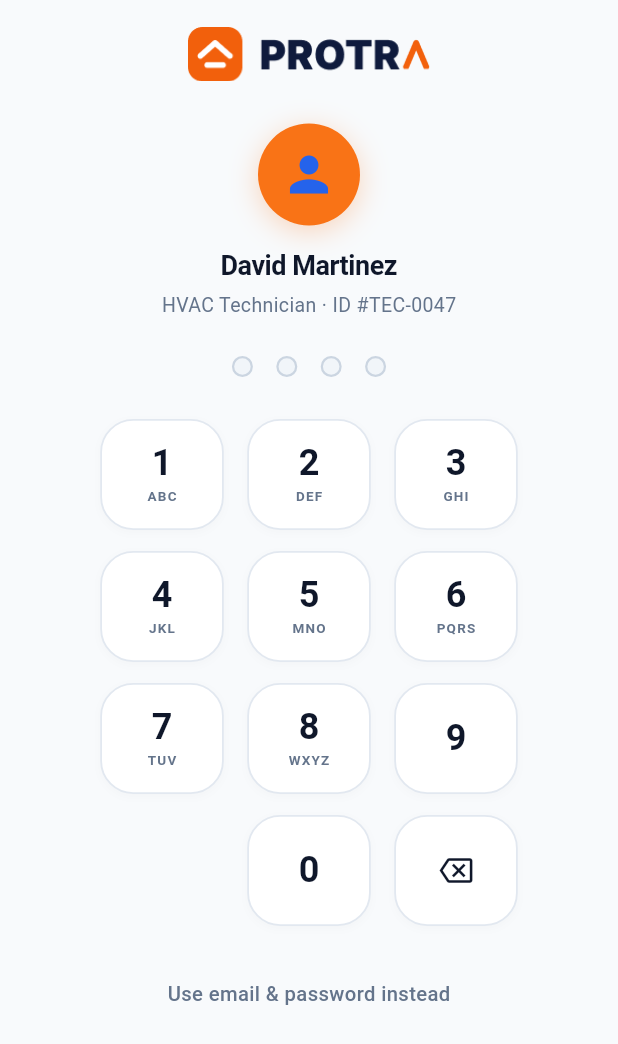
After one commit to Hasanuzzamanabir/texafroast, a Flutter app: the LoginScreen screen opened by its route, after a tap on "Sign in with PIN", on a phone screen of 412 x 824 dp. The commit adds this screen. Shown: the top 1044 px of the screen. Run offline on Flutter 3.47's test engine with Material 3 defaults, Android fonts, the phone set to English and light mode, and no system bars; our stand-ins replace flutter_screenutil, image_picker, signature.

Commit message:
feat(auth): add PIN screen, keypad widget, and view model
Add pin_screen, pin_keypad_widget, pin_view_model, wire routes in
app_routes, update login_screen, and replace app logo asset.

```diff
--- a/lib/features/auth/view_models/pin_view_model.dart
+++ b/lib/features/auth/view_models/pin_view_model.dart
@@ -0,0 +1,49 @@
+import 'package:flutter/material.dart';
+
+class PinViewModel extends ChangeNotifier {
+  String _pin = '';
+  bool _isLoading = false;
+  String? _errorMessage;
+
+  String get pin => _pin;
+  int get pinLength => _pin.length;
+  bool get isLoading => _isLoading;
+  String? get errorMessage => _errorMessage;
+  bool get isComplete => _pin.length == 4;
+
+  void addDigit(String digit) {
+    if (_pin.length < 4 && !_isLoading) {
+      _pin += digit;
+      _errorMessage = null;
+      notifyListeners();
+    }
+  }
+
+  void deleteDigit() {
+    if (_pin.isNotEmpty && !_isLoading) {
+      _pin = _pin.substring(0, _pin.length - 1);
+      _errorMessage = null;
+      notifyListeners();
+    }
+  }
+
+  void clear() {
+    _pin = '';
+    _errorMessage = null;
+    notifyListeners();
+  }
+
+  Future<bool> verifyPin() async {
+    if (_pin.length != 4) return false;
+
+    _isLoading = true;
+    notifyListeners();
+
+    // Simulated PIN verification delay
+    await Future.delayed(const Duration(milliseconds: 600));
+
+    _isLoading = false;
+    notifyListeners();
+    return true;
+  }
+}
--- a/lib/features/auth/views/screens/login_screen.dart
+++ b/lib/features/auth/views/screens/login_screen.dart
@@ -177,15 +177,12 @@ class _LoginScreenState extends State<LoginScreen> {
                 onTap: () async {
                   if (authProvider.isLoading) return;
                   final success = await context.read<AuthProvider>().login(
-                        _emailController.text,
-                        _passwordController.text,
-                      );
-                if (success && context.mounted) {
-  Navigator.pushReplacementNamed(
-    context,
-    AppRoutes.home,
-  );
-}
+                    _emailController.text,
+                    _passwordController.text,
+                  );
+                  if (success && context.mounted) {
+                    Navigator.pushReplacementNamed(context, AppRoutes.home);
+                  }
                 },
               ),
               SizedBox(height: 24.h),
@@ -194,10 +191,7 @@ class _LoginScreenState extends State<LoginScreen> {
               Row(
                 children: [
                   const Expanded(
-                    child: Divider(
-                      color: AppColors.inputBorder,
-                      thickness: 1,
-                    ),
+                    child: Divider(color: AppColors.inputBorder, thickness: 1),
                   ),
                   Padding(
                     padding: EdgeInsets.symmetric(horizontal: 12.w),
@@ -210,16 +204,35 @@ class _LoginScreenState extends State<LoginScreen> {
                     ),
                   ),
                   const Expanded(
-                    child: Divider(
-                      color: AppColors.inputBorder,
-                      thickness: 1,
-                    ),
+                    child: Divider(color: AppColors.inputBorder, thickness: 1),
                   ),
                 ],
               ),
               SizedBox(height: 24.h),
 
-
+              InkWell(
+                onTap: () {
+                  Navigator.pushNamed(context, AppRoutes.pin);
+                },
+                child: Container(
+                  padding: .all(16.r),
+                  decoration: BoxDecoration(
+                    border: .all(color: AppColors.inputBorder),
+                    borderRadius: .circular(16.r),
+                  ),
+                  child: Row(
+                    mainAxisAlignment: .center,
+                    children: [
+                      Icon(Icons.pin_outlined, size: 22.r),
+                      SizedBox(width: 10.w),
+                      Text(
+                        'Sign in with PIN',
+                        style: TextStyle(fontSize: 15.sp, fontWeight: .w600),
+                      ),
+                    ],
+                  ),
+                ),
+              ),
 
               SizedBox(height: 48.h),
 
--- /dev/null
+++ b/lib/features/auth/views/screens/pin_screen.dart
@@ -0,0 +1,202 @@
+import 'package:flutter/material.dart';
+import 'package:flutter_screenutil/flutter_screenutil.dart';
+import 'package:texafrost/core/constants/app_colors.dart';
+import 'package:texafrost/core/constants/imagepath.dart';
+import 'package:texafrost/features/auth/views/widgets/pin_keypad_widget.dart';
+import 'package:texafrost/routes/app_routes.dart';
+
+class PinScreen extends StatefulWidget {
+  const PinScreen({super.key});
+
+  @override
+  State<PinScreen> createState() => _PinScreenState();
+}
+
+class _PinScreenState extends State<PinScreen> {
+  String _pin = '';
+  bool _isLoading = false;
+
+  void _onKeyPressed(String digit) {
+    if (_pin.length < 4 && !_isLoading) {
+      setState(() {
+        _pin += digit;
+      });
+
+      if (_pin.length == 4) {
+        _handlePinComplete();
+      }
+    }
+  }
+
+  void _onBackspace() {
+    if (_pin.isNotEmpty && !_isLoading) {
+      setState(() {
+        _pin = _pin.substring(0, _pin.length - 1);
+      });
+    }
+  }
+
+  Future<void> _handlePinComplete() async {
+    setState(() {
+      _isLoading = true;
+    });
+
+    // Verification simulation
+    await Future.delayed(const Duration(milliseconds: 500));
+
+    if (mounted) {
+      setState(() {
+        _isLoading = false;
+      });
+      Navigator.pushReplacementNamed(context, AppRoutes.home);
+    }
+  }
+
+  @override
+  Widget build(BuildContext context) {
+    return Scaffold(
+      backgroundColor: AppColors.background,
+      body: SafeArea(
+        child: SingleChildScrollView(
+          physics: const BouncingScrollPhysics(),
+          padding: EdgeInsets.symmetric(horizontal: 24.w),
+          child: Column(
+            crossAxisAlignment: CrossAxisAlignment.center,
+            children: [
+              SizedBox(height: 18.h),
+
+              // PROTRA Brand Logo (Centered)
+              Image.asset(
+                ImagePath.appLogoImage,
+                width: 145.w,
+                fit: BoxFit.contain,
+              ),
+
+              SizedBox(height: 28.h),
+
+              // Technician Profile Avatar
+              Container(
+                width: 68.r,
+                height: 68.r,
+                decoration: BoxDecoration(
+                  color: AppColors.orangeStart,
+                  shape: BoxShape.circle,
+                  boxShadow: [
+                    BoxShadow(
+                      color: AppColors.orangeStart.withValues(alpha: 0.28),
+                      blurRadius: 16,
+                      offset: const Offset(0, 4),
+                    ),
+                  ],
+                ),
+                child: Center(
+                  child: Icon(
+                    Icons.person,
+                    size: 38.sp,
+                    color: const Color(0xFF2563EB), // Blue person silhouette
+                  ),
+                ),
+              ),
+
+              SizedBox(height: 14.h),
+
+              // Technician Name
+              Text(
+                'David Martinez',
+                style: TextStyle(
+                  color: AppColors.textPrimary,
+                  fontSize: 18.sp,
+                  fontWeight: FontWeight.w700,
+                  letterSpacing: -0.3,
+                ),
+              ),
+
+              SizedBox(height: 4.h),
+
+              // Role & ID
+              Text(
+                'HVAC Technician · ID #TEC-0047',
+                style: TextStyle(
+                  color: AppColors.textSecondary,
+                  fontSize: 13.sp,
+                  fontWeight: FontWeight.w400,
+                ),
+              ),
+
+              SizedBox(height: 24.h),
+
+              // 4 PIN Dots Indicator
+              Row(
+                mainAxisAlignment: MainAxisAlignment.center,
+                children: List.generate(4, (index) {
+                  final isFilled = index < _pin.length;
+                  return AnimatedContainer(
+                    duration: const Duration(milliseconds: 200),
+                    margin: EdgeInsets.symmetric(horizontal: 7.w),
+                    width: 14.r,
+                    height: 14.r,
+                    decoration: BoxDecoration(
+                      shape: BoxShape.circle,
+                      color: isFilled
+                          ? AppColors.orangeStart
+                          : const Color(0xFFF1F5F9),
+                      border: Border.all(
+                        color: isFilled
+                            ? AppColors.orangeStart
+                            : const Color(0xFFCBD5E1),
+                        width: 1.5,
+                      ),
+                      boxShadow: isFilled
+                          ? [
+                              BoxShadow(
+                                color: AppColors.orangeStart.withValues(alpha: 0.3),
+                                blurRadius: 6,
+                                offset: const Offset(0, 2),
+                              )
+                            ]
+                          : null,
+                    ),
+                  );
+                }),
+              ),
+
+              SizedBox(height: 28.h),
+
+              // Numeric Keypad
+              PinKeypadWidget(
+                onKeyPressed: _onKeyPressed,
+                onBackspace: _onBackspace,
+              ),
+
+              SizedBox(height: 28.h),
+
+              // "Use email & password instead" Button
+              GestureDetector(
+                onTap: () {
+                  if (Navigator.canPop(context)) {
+                    Navigator.pop(context);
+                  } else {
+                    Navigator.pushReplacementNamed(context, AppRoutes.login);
+                  }
+                },
+                child: Padding(
+                  padding: EdgeInsets.symmetric(vertical: 8.h),
+                  child: Text(
+                    'Use email & password instead',
+                    style: TextStyle(
+                      color: AppColors.textSecondary,
+                      fontSize: 13.5.sp,
+                      fontWeight: FontWeight.w500,
+                    ),
+                  ),
+                ),
+              ),
+
+              SizedBox(height: 16.h),
+            ],
+          ),
+        ),
+      ),
+    );
+  }
+}
--- a/lib/features/auth/views/widgets/pin_keypad_widget.dart
+++ b/lib/features/auth/views/widgets/pin_keypad_widget.dart
@@ -0,0 +1,162 @@
+import 'package:flutter/material.dart';
+import 'package:flutter_screenutil/flutter_screenutil.dart';
+import 'package:texafrost/core/constants/app_colors.dart';
+
+class PinKeypadWidget extends StatelessWidget {
+  const PinKeypadWidget({
+    super.key,
+    required this.onKeyPressed,
+    required this.onBackspace,
+  });
+
+  final ValueChanged<String> onKeyPressed;
+  final VoidCallback onBackspace;
+
+  @override
+  Widget build(BuildContext context) {
+    const keypadData = [
+      {'number': '1', 'letters': 'ABC'},
+      {'number': '2', 'letters': 'DEF'},
+      {'number': '3', 'letters': 'GHI'},
+      {'number': '4', 'letters': 'JKL'},
+      {'number': '5', 'letters': 'MNO'},
+      {'number': '6', 'letters': 'PQRS'},
+      {'number': '7', 'letters': 'TUV'},
+      {'number': '8', 'letters': 'WXYZ'},
+      {'number': '9', 'letters': ''},
+    ];
+
+    return Column(
+      mainAxisSize: MainAxisSize.min,
+      children: [
+        for (int row = 0; row < 3; row++) ...[
+          Row(
+            mainAxisAlignment: MainAxisAlignment.center,
+            children: [
+              for (int col = 0; col < 3; col++) ...[
+                _buildKeyButton(
+                  number: keypadData[row * 3 + col]['number']!,
+                  letters: keypadData[row * 3 + col]['letters']!,
+                  onTap: () =>
+                      onKeyPressed(keypadData[row * 3 + col]['number']!),
+                ),
+                if (col < 2) SizedBox(width: 14.w),
+              ],
+            ],
+          ),
+          SizedBox(height: 14.h),
+        ],
+        // 4th Row: Empty / 0 / Backspace
+        Row(
+          mainAxisAlignment: MainAxisAlignment.center,
+          children: [
+            SizedBox(width: 74.w, height: 74.h), // Empty left slot
+            SizedBox(width: 14.w),
+            _buildKeyButton(
+              number: '0',
+              letters: '',
+              onTap: () => onKeyPressed('0'),
+            ),
+            SizedBox(width: 14.w),
+            _buildActionKeyButton(
+              icon: Icons.backspace_outlined,
+              onTap: onBackspace,
+            ),
+          ],
+        ),
+      ],
+    );
+  }
+
+  Widget _buildKeyButton({
+    required String number,
+    required String letters,
+    required VoidCallback onTap,
+  }) {
+    return Container(
+      width: 74.w,
+      height: 74.h,
+      decoration: BoxDecoration(
+        color: AppColors.surface,
+        borderRadius: BorderRadius.circular(22.r),
+        border: Border.all(color: AppColors.lightGrayBorder, width: 1.2),
+        boxShadow: [
+          BoxShadow(
+            color: Colors.black.withValues(alpha: 0.02),
+            blurRadius: 4,
+            offset: const Offset(0, 2),
+          ),
+        ],
+      ),
+      child: Material(
+        color: Colors.transparent,
+        child: InkWell(
+          borderRadius: BorderRadius.circular(22.r),
+          onTap: onTap,
+          splashColor: AppColors.orangeStart.withValues(alpha: 0.12),
+          highlightColor: AppColors.orangeStart.withValues(alpha: 0.06),
+          child: Column(
+            mainAxisAlignment: MainAxisAlignment.center,
+            children: [
+              Text(
+                number,
+                style: TextStyle(
+                  fontSize: 24.sp,
+                  fontWeight: FontWeight.w700,
+                  color: AppColors.textPrimary,
+                  height: 1.1,
+                ),
+              ),
+              if (letters.isNotEmpty) ...[
+                SizedBox(height: 2.h),
+                Text(
+                  letters,
+                  style: TextStyle(
+                    fontSize: 9.sp,
+                    fontWeight: FontWeight.w600,
+                    letterSpacing: 0.8,
+                    color: AppColors.textSecondary,
+                  ),
+                ),
+              ],
+            ],
+          ),
+        ),
+      ),
+    );
+  }
+
+  Widget _buildActionKeyButton({
+    required IconData icon,
+    required VoidCallback onTap,
+  }) {
+    return Container(
+      width: 74.w,
+      height: 74.h,
+      decoration: BoxDecoration(
+        color: AppColors.surface,
+        borderRadius: BorderRadius.circular(22.r),
+        border: Border.all(color: AppColors.lightGrayBorder, width: 1.2),
+        boxShadow: [
+          BoxShadow(
+            color: Colors.black.withValues(alpha: 0.02),
+            blurRadius: 4,
+            offset: const Offset(0, 2),
+          ),
+        ],
+      ),
+      child: Material(
+        color: Colors.transparent,
+        child: InkWell(
+          borderRadius: BorderRadius.circular(22.r),
+          onTap: onTap,
+          splashColor: AppColors.orangeStart.withValues(alpha: 0.12),
+          highlightColor: AppColors.orangeStart.withValues(alpha: 0.06),
+          child: Center(
+            child: Icon(icon, size: 22.sp, color: AppColors.textPrimary),
+          ),
+        ),
+      ),
+    );
+  }
+}
--- a/lib/routes/app_routes.dart
+++ b/lib/routes/app_routes.dart
@@ -1,6 +1,7 @@
 import 'package:flutter/material.dart';
 import 'package:texafrost/features/auth/views/screens/forget_password_screen.dart';
 import 'package:texafrost/features/auth/views/screens/login_screen.dart';
+import 'package:texafrost/features/auth/views/screens/pin_screen.dart';
 import 'package:texafrost/features/customer/views/screens/customer_info_screen.dart';
 import 'package:texafrost/features/dashboard/views/screens/home_screen.dart';
 import 'package:texafrost/features/customer/views/screens/equipment_screen.dart';
@@ -70,6 +71,7 @@ class AppRoutes {
   static const String profile = '/profile';
   static const String jobReport = '/job-report';
   static const String jobComplete = '/job-complete';
+  static const String pin = '/pin';
 
   // Route Generator
   static Route<dynamic> onGenerateRoute(RouteSettings settings) {
@@ -98,9 +100,7 @@ class AppRoutes {
       case jobDetails:
       case viewJob:
         final jobId = settings.arguments as String?;
-        return MaterialPageRoute(
-          builder: (_) => ViewJobScreen(jobID: jobId),
-        );
+        return MaterialPageRoute(builder: (_) => ViewJobScreen(jobID: jobId));
       case arrivedJob:
         return MaterialPageRoute(builder: (_) => const ArrivedJobScreen());
       case trackingProgress:
@@ -131,6 +131,8 @@ class AppRoutes {
         return MaterialPageRoute(builder: (_) => const JobReportScreen());
       case jobComplete:
         return MaterialPageRoute(builder: (_) => const JobCompletePageScreen());
+      case pin:
+        return MaterialPageRoute(builder: (_) => const PinScreen());
       default:
         return MaterialPageRoute(
           builder: (_) => Scaffold(
```
Also changed, not shown: assets/images/logo.png, assets/images/logo3.png (added).
